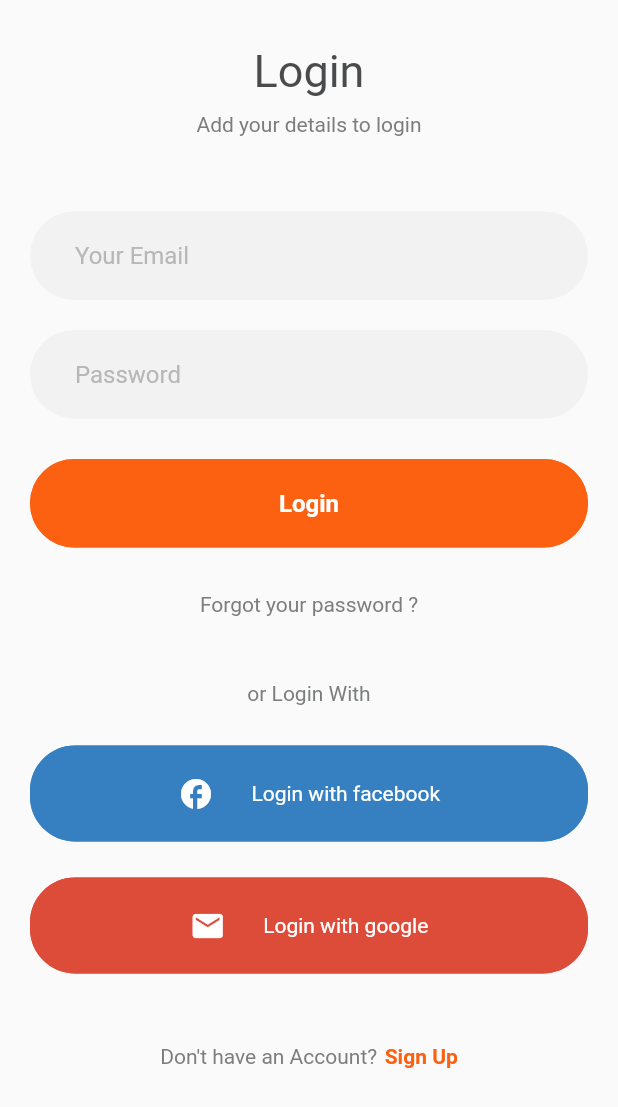
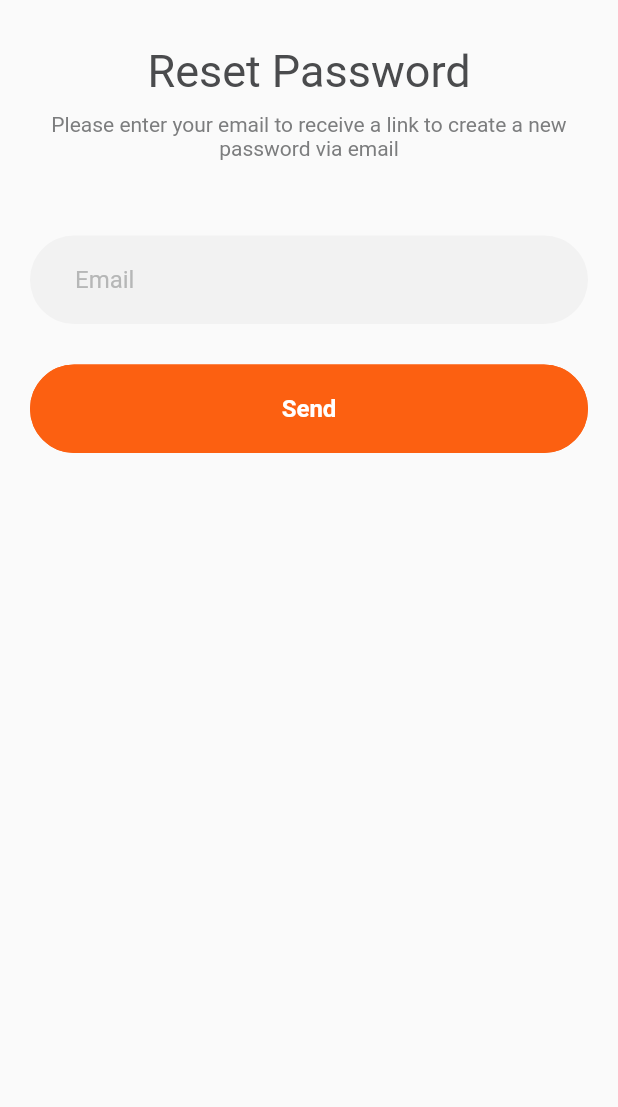
Before and after one commit to yopiangga/meal-monkey-app, a Flutter app: the screen it shows after launch, on a phone screen of 412 x 824 dp. Shown: the top 1107 px of the screen. Run offline on Flutter 3.47's test engine with Material 2 defaults, Android fonts, the phone set to English and light mode, and no system bars.

Commit message:
sign up & reset password

```diff
--- /dev/null
+++ b/lib/ResetPasswordPage.dart
@@ -0,0 +1,84 @@
+import 'package:flutter/material.dart';
+import 'package:meal_monkey_app/CustomColors.dart';
+
+class ResetPasswordPage extends StatelessWidget {
+  const ResetPasswordPage({Key? key}) : super(key: key);
+
+  @override
+  Widget build(BuildContext context) {
+    return Scaffold(
+      body: ListView(
+        children: [
+          Container(
+            margin: EdgeInsets.fromLTRB(20, 30, 20, 30),
+            child: Column(
+              children: [
+                Text(
+                  "Reset Password",
+                  style: TextStyle(
+                      fontSize: 30,
+                      color: CustomColors.primary,
+                      fontWeight: FontWeight.w400),
+                ),
+                SizedBox(
+                  height: 10,
+                ),
+                Text(
+                  "Please enter your email to receive a link to create a new password via email",
+                  style: TextStyle(fontSize: 14, color: CustomColors.secondary),
+                  textAlign: TextAlign.center,
+                )
+              ],
+            ),
+          ),
+          Container(
+              margin: EdgeInsets.fromLTRB(20, 20, 20, 20),
+              child: Column(
+                children: [
+                  TextField(
+                    style: TextStyle(color: CustomColors.primary, fontSize: 16),
+                    cursorColor: CustomColors.secondary,
+                    decoration: InputDecoration(
+                        focusedBorder: OutlineInputBorder(
+                            borderRadius: BorderRadius.circular(30.0),
+                            borderSide: BorderSide(
+                                color: CustomColors.main.withOpacity(0))),
+                        fillColor: CustomColors.grey,
+                        filled: true,
+                        hintText: 'Email',
+                        hintStyle: TextStyle(color: CustomColors.placeholder),
+                        enabledBorder: OutlineInputBorder(
+                            borderRadius: BorderRadius.circular(30.0),
+                            borderSide: BorderSide(
+                                color: CustomColors.main.withOpacity(0))),
+                        contentPadding: EdgeInsets.fromLTRB(30, 20, 30, 20)),
+                  ),
+                ],
+              )),
+          Container(
+              padding: EdgeInsets.fromLTRB(20, 7, 20, 7),
+              child: TextButton(
+                onPressed: () {},
+                child: Text(
+                  "Send",
+                  style: TextStyle(
+                      color: Colors.white,
+                      fontSize: 16,
+                      fontWeight: FontWeight.w600),
+                ),
+                style: ButtonStyle(
+                  shape: MaterialStateProperty.all<RoundedRectangleBorder>(
+                      RoundedRectangleBorder(
+                          borderRadius: BorderRadius.circular(30.0),
+                          side: BorderSide(color: CustomColors.main))),
+                  padding:
+                      MaterialStateProperty.all<EdgeInsets>(EdgeInsets.all(20)),
+                  backgroundColor:
+                      MaterialStateProperty.all<Color>(CustomColors.main),
+                ),
+              )),
+        ],
+      ),
+    );
+  }
+}
--- a/lib/main.dart
+++ b/lib/main.dart
@@ -1,5 +1,7 @@
 import 'package:flutter/material.dart';
 import 'package:meal_monkey_app/LoginPage.dart';
+import 'package:meal_monkey_app/ResetPasswordPage.dart';
+import 'package:meal_monkey_app/SignUpPage.dart';
 import 'package:meal_monkey_app/StartPage.dart';
 
 void main() {
@@ -14,7 +16,7 @@
   Widget build(BuildContext context) {
     return MaterialApp(
       title: 'Meal Monkey',
-      home: LoginPage(),
+      home: ResetPasswordPage(),
       debugShowCheckedModeBanner: false,
     );
   }
```
Also changed, not shown: lib/SignUpPage.dart (added, +211 -0 lines).
